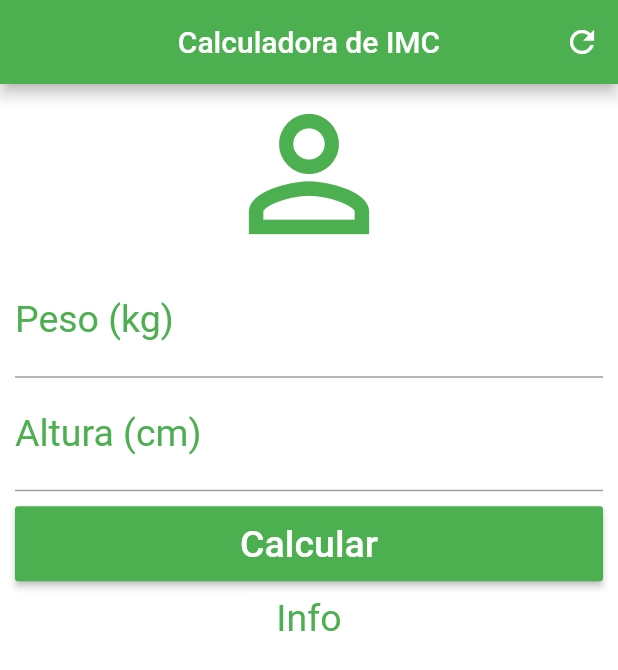
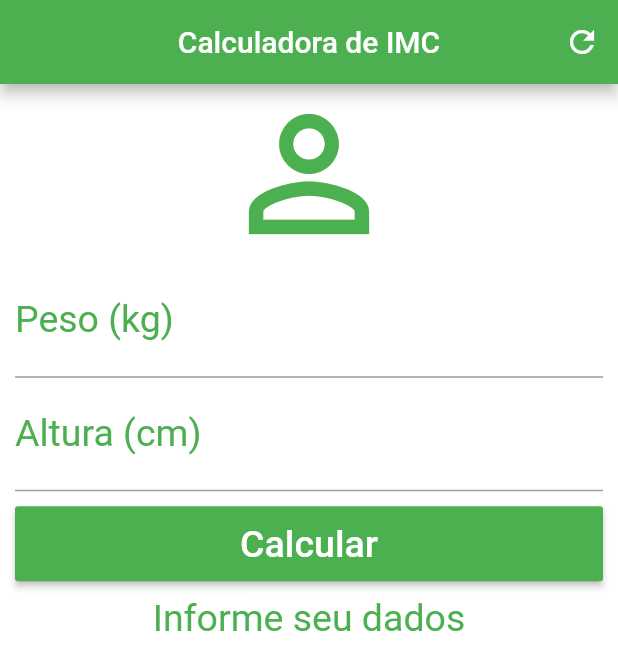
Before and after one commit to fransoufil/AppCalculadoraIMC, a Flutter app: the screen it shows after launch, after a tap on "Calcular", on a phone screen of 412 x 824 dp. Shown: the top 670 px of the screen. Run offline on Flutter 3.47's test engine with Material 2 defaults, Android fonts, the phone set to English and light mode, and no system bars.

Commit message:
Seção 13.48

```diff
--- a/lib/main.dart
+++ b/lib/main.dart
@@ -12,6 +12,39 @@ class Home extends StatefulWidget {
 }
 
 class _HomeState extends State<Home> {
+  TextEditingController weightController = TextEditingController();
+  TextEditingController heightController = TextEditingController();
+
+  String _infoText = "Informe seu dados";
+
+  void _resetFields(){
+    weightController.text = "";
+    heightController.text= "";
+    _infoText="Informe seus dados!";
+    }
+
+    void _calculate(){
+    setState(() {
+      double weight = double.parse(weightController.text);
+      double height = double.parse(heightController.text)/100;
+      double imc = weight/(height*height);
+
+      if (imc < 18.6){
+        _infoText = "Abaixo do Peso (${imc.toStringAsPrecision(4)})";
+      }else if (imc >= 18.6 && imc < 24.9) {
+        _infoText = "Peso Ideal (${imc.toStringAsPrecision(4)})";
+      }else if (imc >= 24.9 && imc < 29.9) {
+        _infoText = "Levemente Acima do Peso (${imc.toStringAsPrecision(4)})";
+      }else if (imc >= 29.9 && imc < 34.9) {
+        _infoText = "Obesidade Grau I (${imc.toStringAsPrecision(4)})";
+      }else if (imc >= 34.9 && imc < 39.9) {
+        _infoText = "Obesidade Grau II (${imc.toStringAsPrecision(4)})";
+      }else if (imc >= 40.0) {
+        _infoText = "Obesidade Grau III (${imc.toStringAsPrecision(4)})";
+      }
+    });
+    }
+
   @override
   Widget build(BuildContext context) {
     return Scaffold(
@@ -22,7 +55,7 @@ class _HomeState extends State<Home> {
           actions: <Widget>[
             IconButton(
               icon: Icon(Icons.refresh),
-            onPressed: () {},
+              onPressed: _resetFields,
             ),
           ],
         ),
@@ -40,6 +73,7 @@ class _HomeState extends State<Home> {
                     labelStyle: TextStyle(color: Colors.green)),
                 textAlign: TextAlign.center,
                 style: TextStyle(color: Colors.green, fontSize: 25.0),
+                controller: weightController,
               ),
               TextField(
                 keyboardType: TextInputType.number,
@@ -48,25 +82,29 @@ class _HomeState extends State<Home> {
                     labelStyle: TextStyle(color: Colors.green)),
                 textAlign: TextAlign.center,
                 style: TextStyle(color: Colors.green, fontSize: 25.0),
+                controller: heightController,
               ),
               Padding(
                 padding: EdgeInsets.only(top: 10.0, bottom: 10.0),
                 child: Container(
                   height: 50.0,
-                child:  RaisedButton(
-                  onPressed:(){},
-                  child: Text("Calcular", style: TextStyle(color: Colors.white, fontSize: 25.0),),
+                  child: RaisedButton(
+                    onPressed: _calculate,
+                    child: Text(
+                      "Calcular",
+                      style: TextStyle(color: Colors.white, fontSize: 25.0),
+                    ),
                     color: Colors.green,
                   ),
                 ),
               ),
-            Text("Info",
+              Text(
+                _infoText,
                 textAlign: TextAlign.center,
-              style: TextStyle(color: Colors.green, fontSize: 25.0) ,)
-
+                style: TextStyle(color: Colors.green, fontSize: 25.0),
+              )
             ],
           ),
-      )
-    );
+        ));
   }
 }
```
Lines whose indentation alone changed are shown as unchanged.
